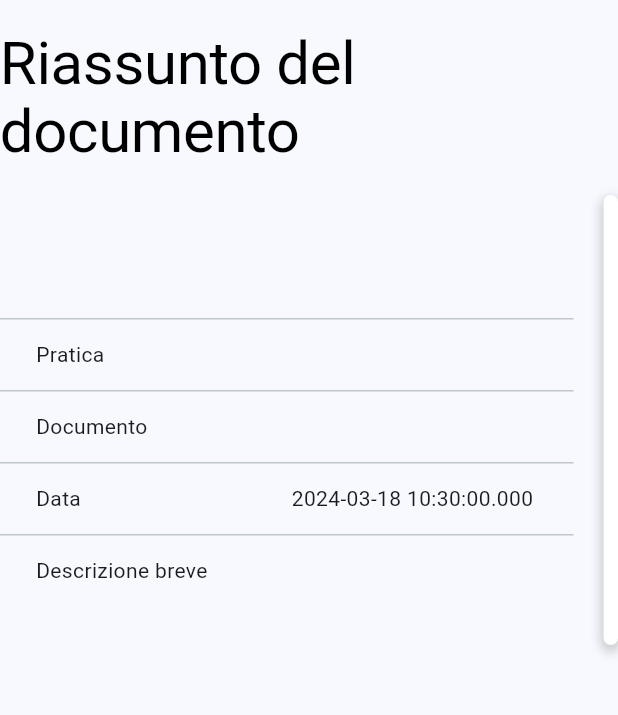
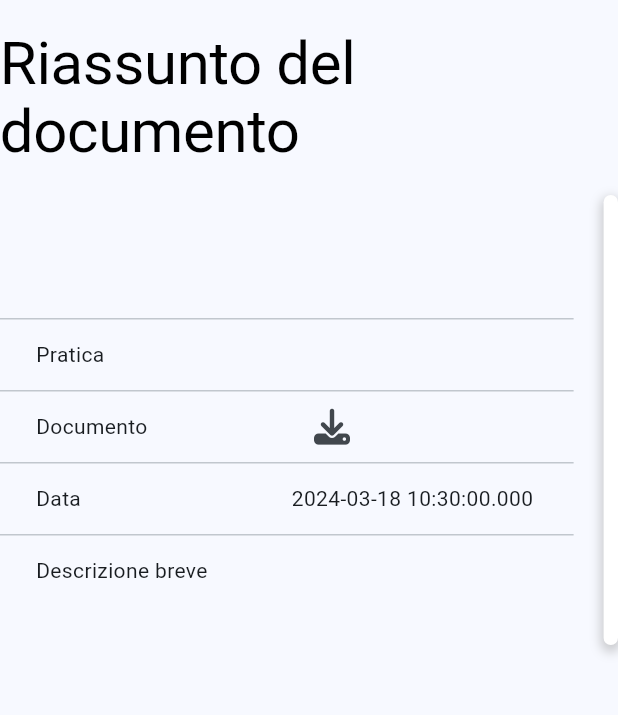
Before and after one commit to Bucciamarcia/lawli, a Flutter app: the ViewDocumentScreen screen opened by its route, on a phone screen of 412 x 824 dp, the part 84-799 px from its top. Run offline on Flutter 3.47's test engine with Material 3 defaults, Android fonts, the phone set to English and light mode, and no system bars; our stand-ins replace cloud_firestore, cloud_functions, data_table_2, expandable_text, file_picker, firebase_auth and 4 more; missing offline and left inert: docx_to_text, file_saver; accounts and stored records are empty; network calls fail.

```diff
--- a/lib/dashboard/document/view/view_document.dart
+++ b/lib/dashboard/document/view/view_document.dart
@@ -1,5 +1,6 @@
 import 'package:flutter/foundation.dart';
 import 'package:flutter/material.dart';
+import 'package:font_awesome_flutter/font_awesome_flutter.dart';
 import 'package:lawli/services/cloud_storage.dart';
 import 'package:provider/provider.dart';
 import "../../../services/services.dart";
@@ -94,8 +95,13 @@ class ViewDocumentScreen extends StatelessWidget {
       DataRow(
         cells: [
           const DataCell(Text("Documento")),
-          DataCell(InkWell(child: Text(documento.filename.toString())),
-              onTap: () async {
+          DataCell(
+            Row(
+              children: [
+                SelectableText(documento.filename.toString()),
+                IconButton(
+                  icon: const FaIcon(FontAwesomeIcons.download),
+                  onPressed: () async {
                     debugPrint("Pressed on document");
                     final Uint8List document =
                         await StorageService().getDocument(urlDocumento);
@@ -103,7 +109,11 @@ class ViewDocumentScreen extends StatelessWidget {
                       name: documento.filename,
                       bytes: document,
                     );
-          }),
+                  },
+                )
+              ],
+            ),
+          ),
         ],
       ),
       DataRow(cells: [
```
Also changed, not shown: lib/shared/chat_widget.dart (added). Lines whose indentation alone changed are shown as unchanged.
